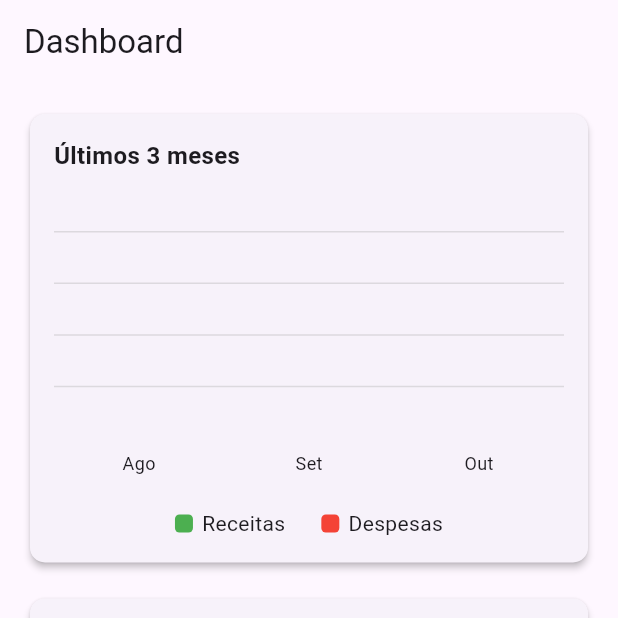
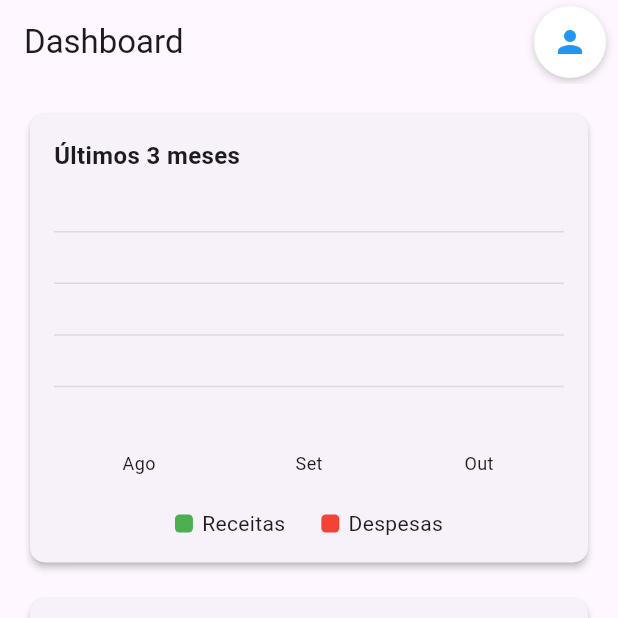
Before and after one commit to filipegms5/money_flow_app, a Flutter app: the HomePage screen opened directly, after a tap on the "add" icon, on a phone screen of 412 x 824 dp, the top half of it. Run offline on Flutter 3.47's test engine with Material 3 defaults, Android fonts, the phone set to English and light mode, and no system bars; drawn by our look-alikes of fl_chart; our stand-ins replace shared_preferences; missing offline and left inert: mobile_scanner; accounts and stored records are empty; network calls fail.

```diff
--- a/lib/pages/home_page.dart
+++ b/lib/pages/home_page.dart
@@ -5,6 +5,7 @@ import 'package:money_flow_app/widgets/goal/meta_financeira_card.dart';
 import 'package:money_flow_app/widgets/category/category_spending_card.dart';
 import 'package:money_flow_app/pages/qr_code_page.dart';
 import 'package:money_flow_app/pages/registro_manual_page.dart';
+import 'package:money_flow_app/pages/profile_page.dart';
 
 class HomePage extends StatefulWidget {
   const HomePage({super.key});
@@ -39,7 +40,35 @@ class _HomePageState extends State<HomePage> {
   @override
   Widget build(BuildContext context) {
     return Scaffold(
-      appBar: AppBar(title: const Text('Dashboard'), automaticallyImplyLeading: false,),
+      appBar: AppBar(
+        title: const Text('Dashboard'),
+        automaticallyImplyLeading: false,
+        actions: [
+          Container(
+            margin: const EdgeInsets.only(right: 8.0),
+            decoration: BoxDecoration(
+              color: Colors.white,
+              shape: BoxShape.circle,
+              boxShadow: [
+                BoxShadow(
+                  color: Colors.black.withOpacity(0.2),
+                  blurRadius: 4,
+                  offset: const Offset(0, 2),
+                ),
+              ],
+            ),
+            child: IconButton(
+              icon: const Icon(Icons.person, color: Colors.blue),
+              onPressed: () {
+                Navigator.push(
+                  context,
+                  MaterialPageRoute(builder: (context) => const ProfilePage()),
+                );
+              },
+            ),
+          ),
+        ],
+      ),
       body: SingleChildScrollView(
         child: Padding(
           padding: const EdgeInsets.all(16.0),
@@ -63,8 +92,8 @@ class _HomePageState extends State<HomePage> {
           boxShadow: [
             BoxShadow(
               color: Colors.black.withOpacity(0.2),
-              blurRadius: 8,
-              offset: const Offset(0, 4),
+              blurRadius: 4,
+              offset: const Offset(0, 2),
             ),
           ],
         ),
--- a/lib/utils/endpoints.dart
+++ b/lib/utils/endpoints.dart
@@ -8,6 +8,7 @@ class Endpoint{
   static String get qrCode => '/scan';
   static String get createUser => '/signup';
   static String get loginUser => '/login';
+  static String get logoutUser => '/usuarios/logout';
   static String get formasPagamento => '/formas-pagamento';
   static String get estabelecimentos => '/estabelecimentos';
   static String get categorias => '/categorias';
--- a/lib/widgets/goal_detail/create_meta_button.dart
+++ b/lib/widgets/goal_detail/create_meta_button.dart
@@ -18,8 +18,8 @@ class CreateMetaButton extends StatelessWidget {
         boxShadow: [
           BoxShadow(
             color: Colors.black.withOpacity(0.2),
-            blurRadius: 8,
-            offset: const Offset(0, 4),
+            blurRadius: 4,
+            offset: const Offset(0, 2),
           ),
         ],
       ),
--- a/lib/widgets/login_form.dart
+++ b/lib/widgets/login_form.dart
@@ -126,7 +126,7 @@ class _LoginFormState extends State<LoginForm> {
                 alignment: Alignment.centerRight,
                 child: TextButton(
                   onPressed: _onSignup,
-                  child: const Text('Sign up'),
+                  child: const Text('Não possui conta? Cadastre-se aqui'),
                 ),
               ),
             ],
```
Also changed, not shown: lib/controllers/user_controller.dart (+43 -0 lines), lib/pages/profile_page.dart (added, +89 -0 lines).
